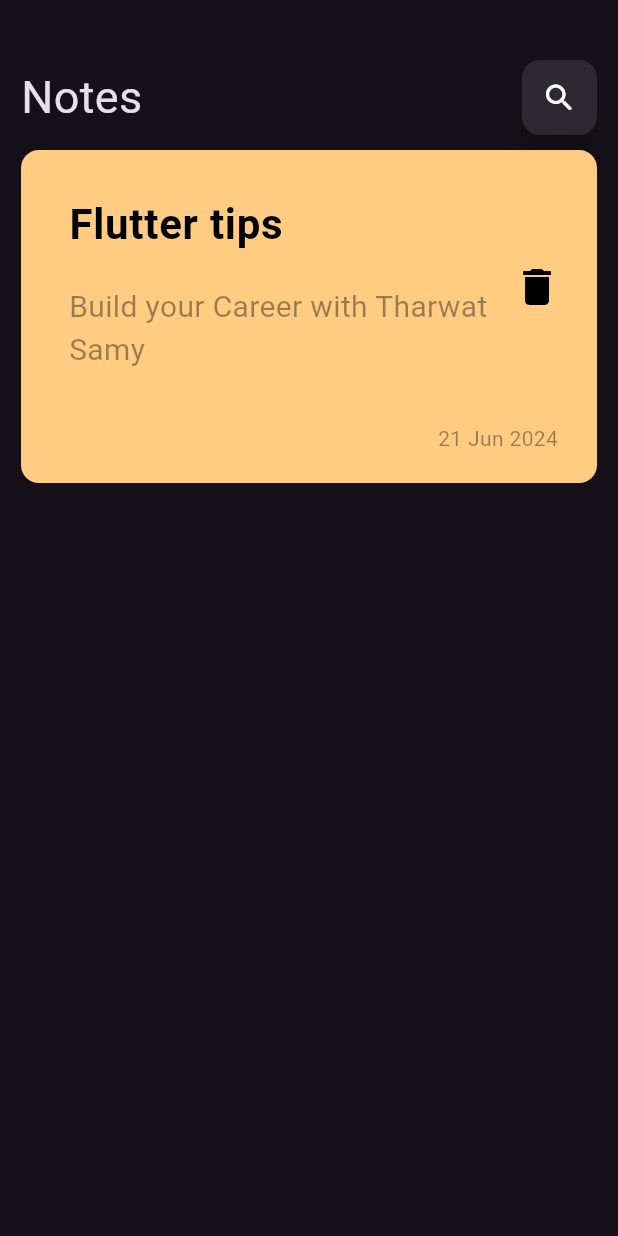
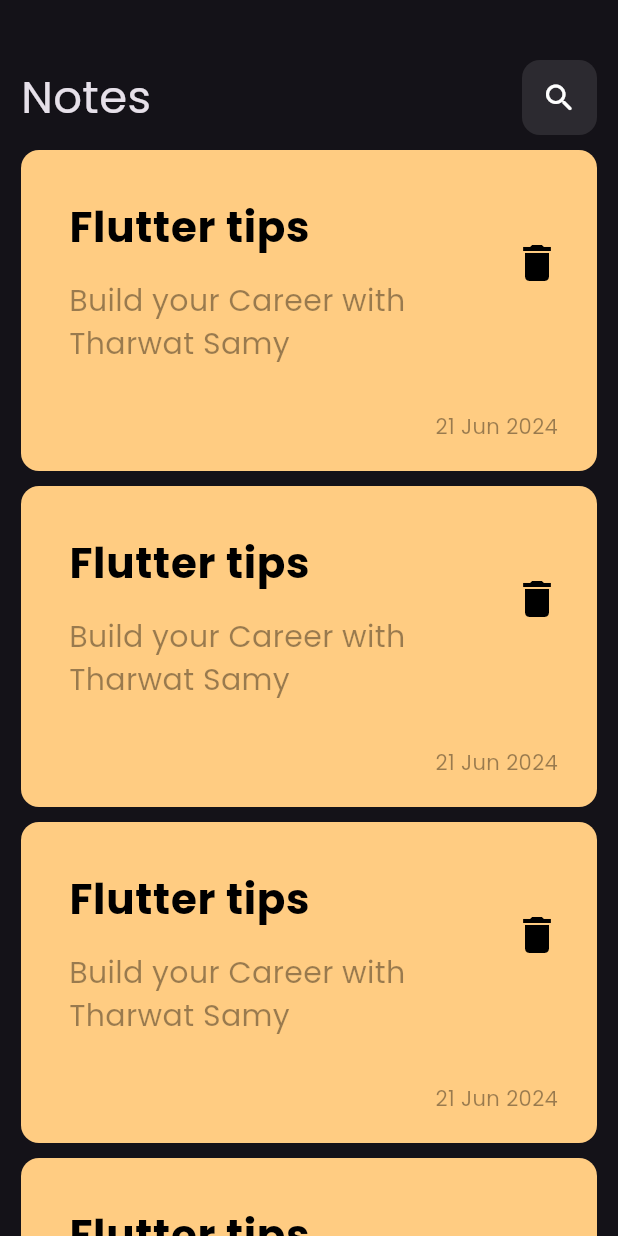
Before and after one commit to HazemAhmed677/notes-app, a Flutter app: the screen it shows after launch, on a phone screen of 412 x 824 dp. Run offline on Flutter 3.47's test engine with Material 3 defaults, Android fonts, the phone set to English and light mode, and no system bars.

Commit message:
create note ListView.builder

```diff
--- a/lib/main.dart
+++ b/lib/main.dart
@@ -14,6 +14,7 @@ class NotesApp extends StatelessWidget {
       debugShowCheckedModeBanner: false,
       theme: ThemeData(
         brightness: Brightness.dark,
+        fontFamily: 'Poppins',
       ),
       home: const NotesView(),
     );
--- a/lib/views/notes_view.dart
+++ b/lib/views/notes_view.dart
@@ -7,19 +7,22 @@ class NotesView extends StatelessWidget {
 
   @override
   Widget build(BuildContext context) {
-    return const Scaffold(
+    return Scaffold(
       body: Padding(
-        padding: EdgeInsets.only(left: 14, right: 14),
+        padding: const EdgeInsets.symmetric(horizontal: 14),
         child: Column(
           children: [
-            SizedBox(
+            const SizedBox(
               height: 40,
             ),
-            CustomAppBar(),
-            SizedBox(
-              height: 10,
-            ),
-            NoteItem(),
+            const CustomAppBar(),
+            Expanded(
+                child: ListView.builder(
+              itemBuilder: (context, index) => const Padding(
+                padding: EdgeInsets.only(bottom: 10),
+                child: NoteItem(),
+              ),
+            ))
           ],
         ),
       ),
--- a/lib/widgets/custom_appbar.dart
+++ b/lib/widgets/custom_appbar.dart
@@ -5,7 +5,11 @@ class CustomAppBar extends StatelessWidget {
   const CustomAppBar({super.key});
   @override
   Widget build(BuildContext context) {
-    return Row(
+    return Padding(
+      padding: const EdgeInsets.only(
+        bottom: 10,
+      ),
+      child: Row(
         mainAxisAlignment: MainAxisAlignment.spaceBetween,
         children: [
           const Text(
@@ -14,10 +18,7 @@ class CustomAppBar extends StatelessWidget {
               fontSize: 30,
             ),
           ),
-        Material(
-          elevation: 10,
-          borderRadius: BorderRadius.circular(12),
-          child: InkWell(
+          InkWell(
             onTap: () {},
             borderRadius: BorderRadius.circular(12),
             child: Container(
@@ -33,9 +34,9 @@ class CustomAppBar extends StatelessWidget {
                 color: Colors.white,
               ),
             ),
-          ),
           )
         ],
+      ),
     );
   }
 }
--- a/lib/widgets/note_item.dart
+++ b/lib/widgets/note_item.dart
@@ -17,7 +17,7 @@ class NoteItem extends StatelessWidget {
         children: [
           ListTile(
             title: const Padding(
-              padding: EdgeInsets.only(top: 20, bottom: 20, left: 16),
+              padding: EdgeInsets.only(top: 22, bottom: 14, left: 16),
               child: Text(
                 'Flutter tips',
                 style: TextStyle(
@@ -26,13 +26,18 @@ class NoteItem extends StatelessWidget {
                     fontWeight: FontWeight.bold),
               ),
             ),
-            trailing: const Icon(
-              Icons.delete,
-              color: Colors.black,
-              size: 32,
+            trailing: const Padding(
+              padding: EdgeInsets.only(
+                bottom: 50,
+              ),
+              child: Icon(
+                Icons.delete,
+                color: Colors.black,
+                size: 32,
+              ),
             ),
             subtitle: Padding(
-              padding: const EdgeInsets.only(left: 16, bottom: 26),
+              padding: const EdgeInsets.only(left: 16, bottom: 22),
               child: Text(
                 'Build your Career with Tharwat Samy',
                 style: TextStyle(
```
Also changed, not shown: pubspec.yaml (+4 -11 lines), assets/fonts/Poppins-Regular.ttf (added). Lines whose indentation alone changed are shown as unchanged.
